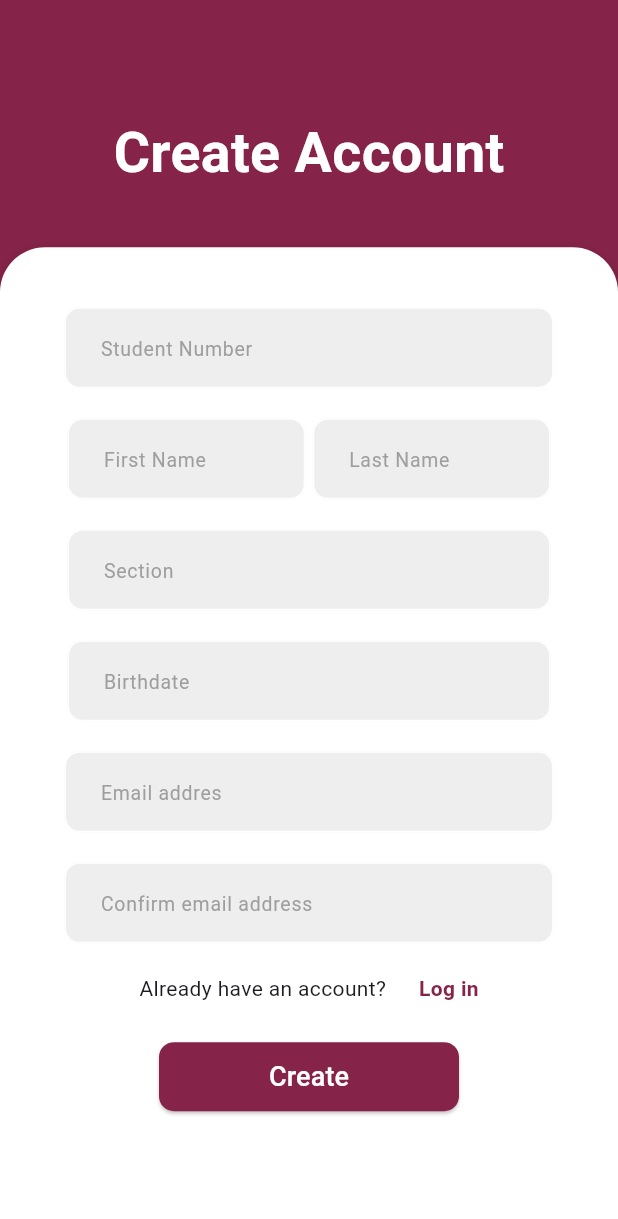
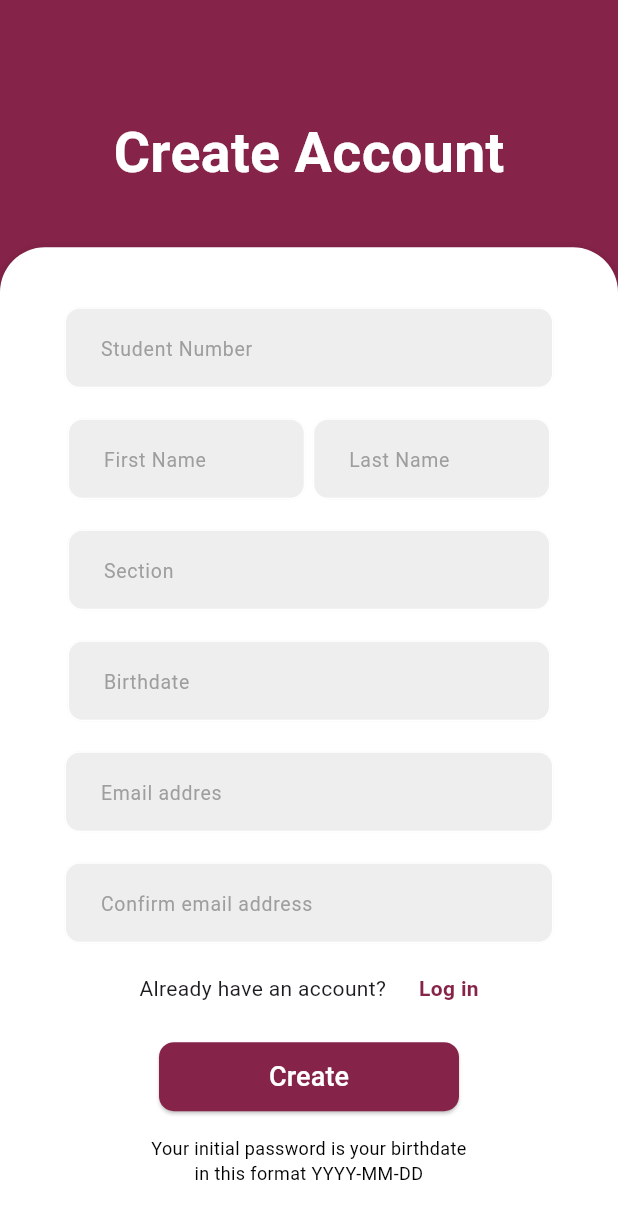
Before and after one commit to gabrielSantoc/EUCcheduler, a Flutter app: the RegisterScreen screen opened directly, on a phone screen of 412 x 824 dp. Shown: the top 1219 px of the screen. Run offline on Flutter 3.47's test engine with Material 3 defaults, Android fonts, the phone set to English and light mode, and no system bars; our stand-ins replace badges, hive, hive_flutter, loading_animation_widget, shimmer_animation, supabase_flutter; accounts and stored records are empty.

Commit message:
add password instruction in registerscreen

```diff
--- a/lib/auth/register.dart
+++ b/lib/auth/register.dart
@@ -415,7 +415,20 @@ class _RegisterNewState extends State<RegisterScreen> {
                         buttonName: "Create",
                       ),
 
-                      const SizedBox(height: 40),
+                      const SizedBox(height: 15),
+
+                      const Text(
+                        "Your initial password is your birthdate\nin this format YYYY-MM-DD",
+                        style: TextStyle(
+                          fontSize: 12,
+                          color: Colors.black,
+                        ),
+                        textAlign: TextAlign.center,
+                      ),
+
+                      const SizedBox(height: 30),
+
+
                     ],
                   ),
                 ),
```
